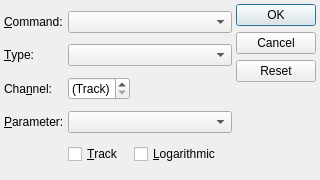
Old version of the form src/qmidictlMidiControlForm.ui in the repository rncbc/qmidictl.
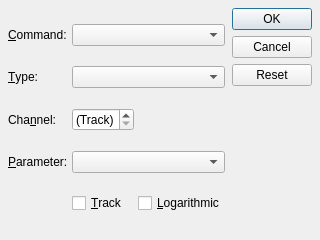
New version of the form. Icons and pictures are not drawn.

Commit message: - [androidx] Maximized window and dialogs (except about box).

```diff
--- a/src/qmidictlMidiControlForm.ui
+++ b/src/qmidictlMidiControlForm.ui
@@ -27,7 +27,7 @@
     <x>0</x>
     <y>0</y>
     <width>320</width>
-    <height>180</height>
+    <height>240</height>
    </rect>
   </property>
   <property name="windowTitle">
@@ -131,6 +131,19 @@
 	 </item>
 	</layout>
    </item>
+   <item>
+    <spacer>
+     <property name="orientation">
+      <enum>Qt::Horizontal</enum>
+     </property>
+     <property name="sizeHint" stdset="0">
+      <size>
+       <width>8</width>
+       <height>20</height>
+      </size>
+     </property>
+    </spacer>
+   </item>
    <item>
     <widget class="QDialogButtonBox" name="DialogButtonBox">
      <property name="orientation">
@@ -143,7 +156,7 @@
    </item>
   </layout>
  </widget>
- <layoutdefault spacing="4" margin="4"/>
+ <layoutdefault spacing="4" margin="8"/>
  <tabstops>
   <tabstop>CommandComboBox</tabstop>
   <tabstop>ControlTypeComboBox</tabstop>
```
Left out of the diff: 2 changed lines with no effect on the pictures. Lines whose indentation alone changed are shown as unchanged. The commit also changes 7 other files.
